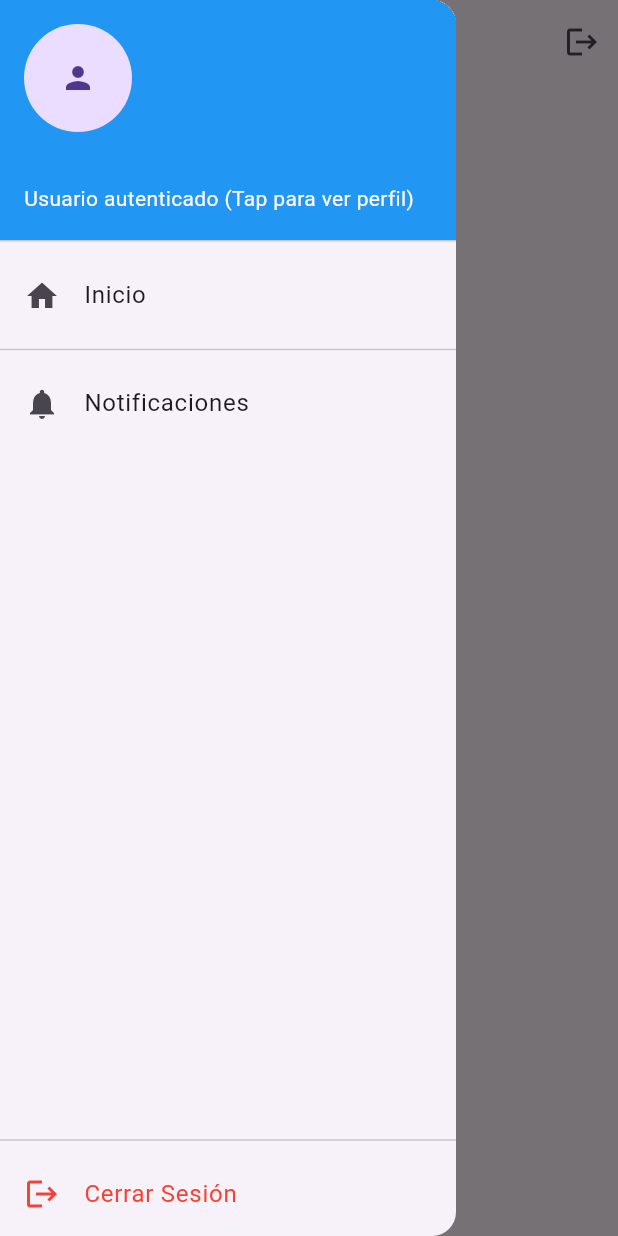
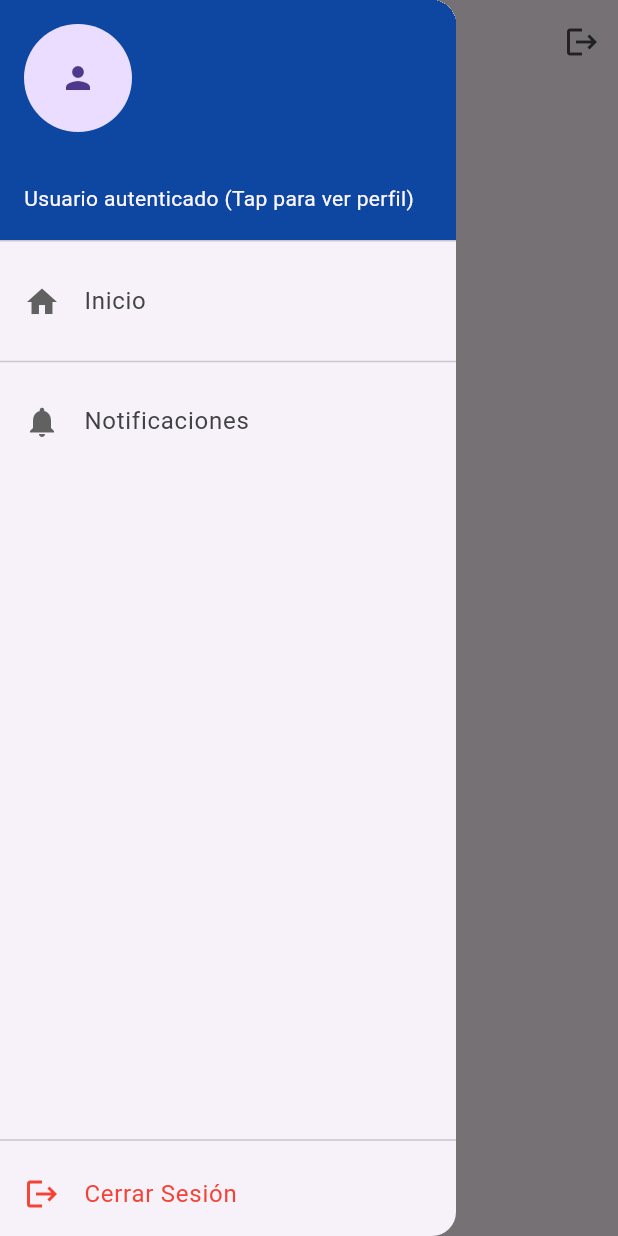
Before and after one commit to Amilcar06/sistema_colegio, a Flutter app: the DashboardEstudiante screen opened by its route, with the side drawer open, on a phone screen of 412 x 824 dp. Run offline on Flutter 3.47's test engine with Material 3 defaults, Android fonts, the light colour scheme and no system bars; our stand-ins replace dio, fl_chart, flutter_secure_storage, go_router, image_picker; missing offline and left inert: dart:html; accounts and stored records are empty; network calls fail.

Commit message:
Sprint 4: Dashboard Director Concluido

```diff
--- a/frontend/lib/features/director/pages/dashboard_director_gestiones_page.dart
+++ b/frontend/lib/features/director/pages/dashboard_director_gestiones_page.dart
@@ -71,6 +71,9 @@ class _DashboardDirectorGestionesPageState extends State<DashboardDirectorGestio
     try {
       await _service.update(g.idGestion, g.anio, nuevoEstado);
       _loadGestiones();
+      if (mounted) {
+        ScaffoldMessenger.of(context).showSnackBar(const SnackBar(content: Text('Estado actualizado correctamente')));
+      }
     } catch (e) {
       if (mounted) ScaffoldMessenger.of(context).showSnackBar(SnackBar(content: Text('Error: $e')));
     }
--- a/frontend/lib/features/director/pages/dashboard_director_pagos_page.dart
+++ b/frontend/lib/features/director/pages/dashboard_director_pagos_page.dart
@@ -1,6 +1,6 @@
 import 'package:fl_chart/fl_chart.dart';
 import 'package:flutter/material.dart';
-import 'package:intl/intl.dart';
+
 import '../../../../core/api_config.dart';
 import '../../../shared/widgets/main_scaffold.dart';
 import '../services/reporte_service.dart';
@@ -50,7 +50,7 @@ class _DashboardDirectorPagosPageState extends State<DashboardDirectorPagosPage>
     } catch (e) {
       if (mounted) {
         setState(() => _isLoadingTransacciones = false);
-        // Error silencioso o snackbar opcional
+        ScaffoldMessenger.of(context).showSnackBar(SnackBar(content: Text('Error: $e')));
       }
     }
   }
--- a/frontend/lib/features/shared/widgets/side_menu.dart
+++ b/frontend/lib/features/shared/widgets/side_menu.dart
@@ -20,6 +20,9 @@ class SideMenu extends StatelessWidget {
 
     final menuItems = menuPorRol[roleKey] ?? [];
 
+    // Get current path to highlight active menu item
+    final String currentPath = GoRouterState.of(context).uri.path;
+
     return Drawer(
       child: Column(
         children: [
@@ -34,8 +37,8 @@ class SideMenu extends StatelessWidget {
               currentAccountPicture: const CircleAvatar(
                 child: Icon(Icons.person),
               ),
-              decoration: const BoxDecoration(
-                color: Colors.blue,
+              decoration: BoxDecoration(
+                color: Colors.blue[900], // Updated color for better aesthetics
               ),
             ),
           ),
@@ -46,6 +49,7 @@ class SideMenu extends StatelessWidget {
                 _createDrawerItem(
                   icon: Icons.home,
                   text: 'Inicio',
+                  isActive: _isHomeActive(currentPath, roleKey),
                   onTap: () {
                     context.pop(); // Cierra el drawer
                     _navigateToHome(context, roleKey);
@@ -69,6 +73,7 @@ class SideMenu extends StatelessWidget {
                     return _createDrawerItem(
                       icon: item.icon,
                       text: item.label,
+                      isActive: currentPath == item.route,
                       onTap: () {
                          context.pop(); // Close drawer
                          context.go(item.route);
@@ -81,6 +86,7 @@ class SideMenu extends StatelessWidget {
                 _createDrawerItem(
                   icon: Icons.notifications,
                   text: 'Notificaciones',
+                  isActive: currentPath == '/notificaciones',
                   onTap: () {
                     context.pop();
                     context.push('/notificaciones');
@@ -104,6 +110,14 @@ class SideMenu extends StatelessWidget {
     );
   }
 
+  bool _isHomeActive(String currentPath, String role) {
+    if (role == 'director' && currentPath == '/dashboard-director') return true;
+    if (role == 'secretaria' && currentPath == '/dashboard-secretaria') return true;
+    if (role == 'profesor' && currentPath == '/dashboard-profesor') return true;
+    if (role == 'estudiante' && currentPath == '/dashboard-estudiante') return true;
+    return false;
+  }
+
   void _navigateToHome(BuildContext context, String role) {
     if (role == 'director') context.go('/dashboard-director');
     if (role == 'secretaria') context.go('/dashboard-secretaria');
@@ -115,10 +129,26 @@ class SideMenu extends StatelessWidget {
     required IconData icon,
     required String text,
     required VoidCallback onTap,
+    bool isActive = false,
   }) {
     return ListTile(
-      leading: Icon(icon),
-      title: Text(text),
+      leading: Icon(
+        icon,
+        color: isActive ? Colors.blue[900] : Colors.grey[700],
+      ),
+      title: Text(
+        text,
+        style: TextStyle(
+          color: isActive ? Colors.blue[900] : Colors.grey[800],
+          fontWeight: isActive ? FontWeight.bold : FontWeight.normal,
+        ),
+      ),
+      selected: isActive,
+      selectedTileColor: Colors.blue.withOpacity(0.1),
+      shape: RoundedRectangleBorder(
+        borderRadius: BorderRadius.circular(8.0), // Rounded corners for active item
+      ),
+      contentPadding: const EdgeInsets.symmetric(horizontal: 16.0, vertical: 4.0),
       onTap: onTap,
     );
   }
```
Also changed, not shown: 1 other file.
